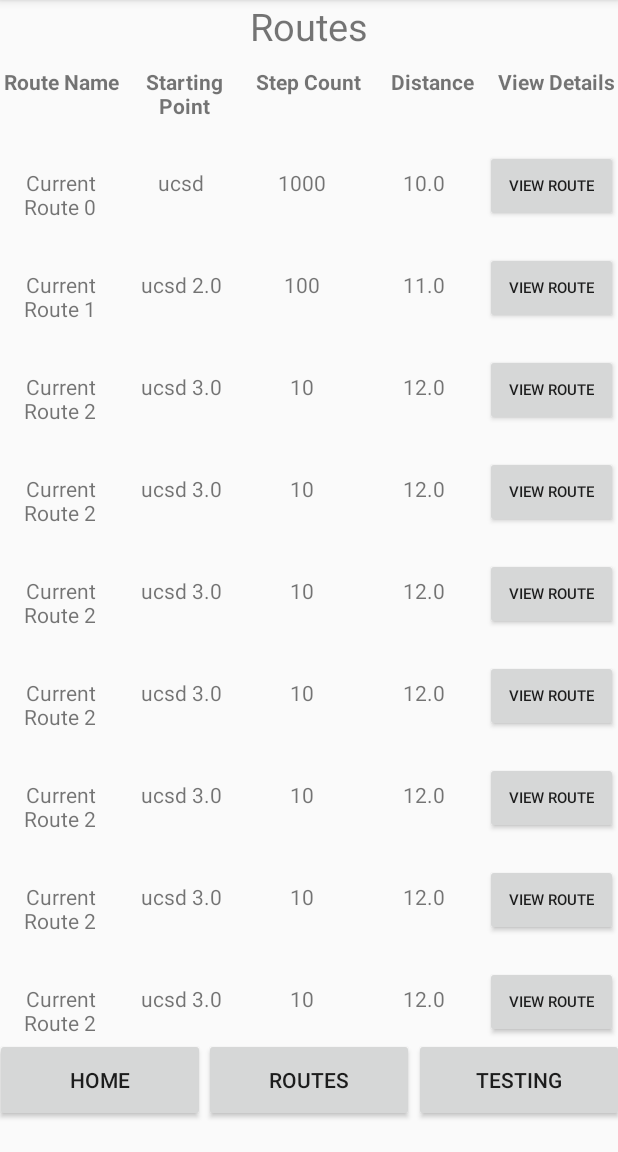
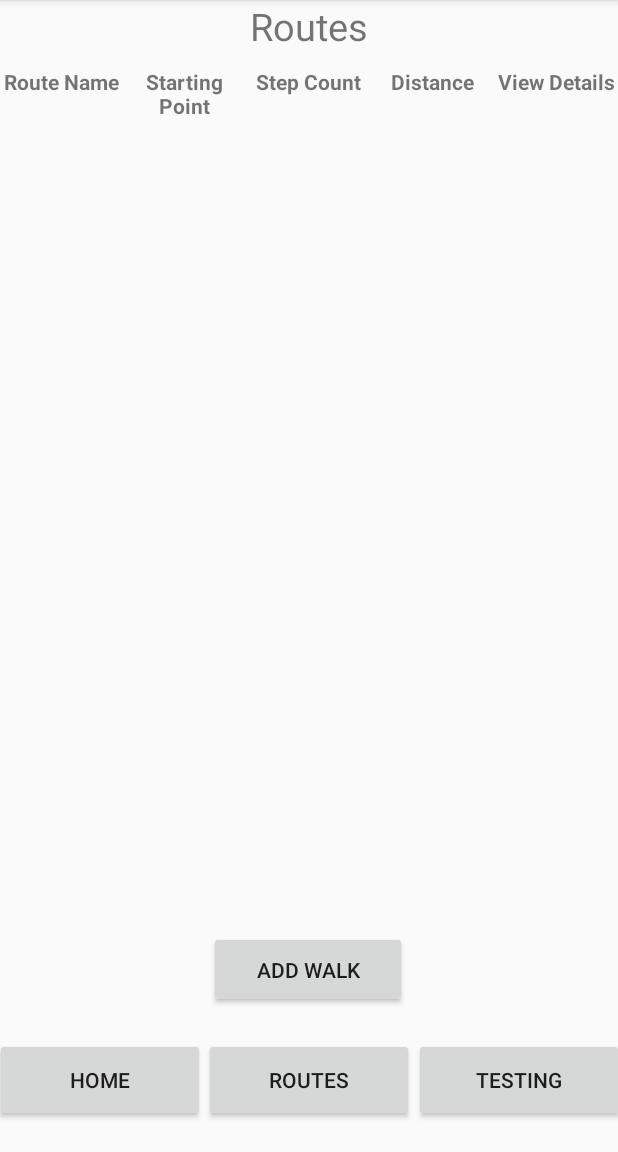
Before and after one commit to UCSD-CSE-110-2020/team-project-team18, an Android app: the RoutesScreen screen opened directly, with no data from a screen before it, on a phone screen of 412 x 824 dp, the part 84-1236 px from its top. Run offline under Robolectric (Android 15) with nearby library versions, the phone set to English and light mode, and no system bars.

Commit message:
Updated new route process, but need to still fix variables and process

```diff
--- a/app/src/main/java/com/example/walk_walk_revolution/HeightScreen.java
+++ b/app/src/main/java/com/example/walk_walk_revolution/HeightScreen.java
@@ -48,7 +48,6 @@ public class HeightScreen extends AppCompatActivity {
 
 
         editor.putInt("userHeight", heightNum);
-
         editor.apply();
     }
 
--- a/app/src/main/java/com/example/walk_walk_revolution/RoutesScreen.java
+++ b/app/src/main/java/com/example/walk_walk_revolution/RoutesScreen.java
@@ -21,6 +21,7 @@ public class RoutesScreen extends AppCompatActivity {
 
         Button launchHomeScreen = (Button)findViewById(R.id.home_but_routes);
         Button launchTestScreen = (Button)findViewById(R.id.test_but_routes);
+        final Button launchNewRouteScreen = (Button)findViewById(R.id.addNewWalk);
 
         launchHomeScreen.setOnClickListener(new View.OnClickListener() {
 
@@ -29,7 +30,6 @@ public class RoutesScreen extends AppCompatActivity {
                 launchHome();
             }
         });
-
         launchTestScreen.setOnClickListener(new View.OnClickListener() {
 
             @Override
@@ -37,43 +37,18 @@ public class RoutesScreen extends AppCompatActivity {
                 launchTest();
             }
         });
-
+        launchNewRouteScreen.setOnClickListener(new View.OnClickListener() {
+            @Override
+            public void onClick(View view) {
+                launchNewRouteScreen();
+            }
+        });
 
         // Lookup the recyclerview in activity layout
         RecyclerView rvRoutes = (RecyclerView) findViewById(R.id.rvRoutes);
 
-        // Initialize testFile
-        SharedPreferences spfs = getSharedPreferences("route_test", MODE_PRIVATE);
-        SharedPreferences.Editor editor = spfs.edit();
-
-        editor.putString("name", "Test Name");
-        editor.putString("startPoint", "Test Start");
-        editor.putBoolean("loop", true);
-        editor.putBoolean("flat", true);
-        editor.putBoolean("street", false);
-        editor.putBoolean("evenSurface", true);
-        editor.putInt("difficulty", 2);
-        editor.putString("notes", "Test Notes");
-
-        editor.apply();
-        //TESTING RV CREATION
-        RouteItem route1 = new RouteItem("Current Route 0", "ucsd", 1000, 10.0, this);
-        RouteItem route2 = new RouteItem("Current Route 1", "ucsd 2.0", 100, 11.0, this);
-        RouteItem route3 = new RouteItem("Current Route 2", "ucsd 3.0", 10, 12.0, this);
 
         ArrayList<RouteItem> listItems = new ArrayList<RouteItem>();
-        listItems.add(route1);
-        listItems.add(route2);
-        listItems.add(route3);
-        listItems.add(route3);
-        listItems.add(route3);
-        listItems.add(route3);
-        listItems.add(route3);
-        listItems.add(route3);
-        listItems.add(route3);
-        listItems.add(route3);
-        listItems.add(route3);
-        listItems.add(route3);
 
         // Create adapter passing in the sample user data
         RouteItemsAdapter adapter = new RouteItemsAdapter(listItems);
@@ -94,6 +69,11 @@ public class RoutesScreen extends AppCompatActivity {
         startActivity(intent);
     }
 
+    public void launchNewRouteScreen(){
+        Intent intent = new Intent(this, NewRoute.class);
+        startActivity(intent);
+    }
+
     public void launchRouteDetails(String fileName){
         System.out.println("0.5");
         Intent intent = new Intent(this, Route.class);
--- a/app/src/main/res/layout/activity_new_route.xml
+++ b/app/src/main/res/layout/activity_new_route.xml
@@ -177,7 +177,7 @@
     </RadioGroup>
 
     <RadioGroup
-        android:id="@+id/groupEasy"
+        android:id="@+id/groupDifficulty"
         android:layout_width="wrap_content"
         android:layout_height="wrap_content"
         app:layout_constraintBottom_toBottomOf="parent"
@@ -220,7 +220,7 @@
         app:layout_constraintHorizontal_bias="0.0"
         app:layout_constraintLeft_toLeftOf="@+id/textName"
         app:layout_constraintRight_toRightOf="parent"
-        app:layout_constraintTop_toBottomOf="@+id/groupEasy"
+        app:layout_constraintTop_toBottomOf="@+id/groupDifficulty"
         app:layout_constraintVertical_bias="0.057" />
 
     <EditText
--- a/app/src/main/res/layout/activity_routes_screen.xml
+++ b/app/src/main/res/layout/activity_routes_screen.xml
@@ -104,8 +104,19 @@
         android:id="@+id/rvRoutes"
         android:layout_width="0dp"
         android:layout_height="0dp"
-        app:layout_constraintBottom_toTopOf="@+id/routes_but_routes"
+        app:layout_constraintBottom_toTopOf="@+id/addNewWalk"
         app:layout_constraintEnd_toEndOf="parent"
         app:layout_constraintStart_toStartOf="parent"
         app:layout_constraintTop_toBottomOf="@+id/headerLayout" />
+
+    <Button
+        android:id="@+id/addNewWalk"
+        android:layout_width="132dp"
+        android:layout_height="51dp"
+        android:layout_marginBottom="20dp"
+        android:text="Add Walk"
+        app:layout_constraintBottom_toTopOf="@+id/routes_but_routes"
+        app:layout_constraintEnd_toEndOf="parent"
+        app:layout_constraintHorizontal_bias="0.498"
+        app:layout_constraintStart_toStartOf="parent" />
 </androidx.constraintlayout.widget.ConstraintLayout>
```
Also changed, not shown: app/src/main/java/com/example/walk_walk_revolution/NewRoute.java (+52 -46 lines), 1 other file.
